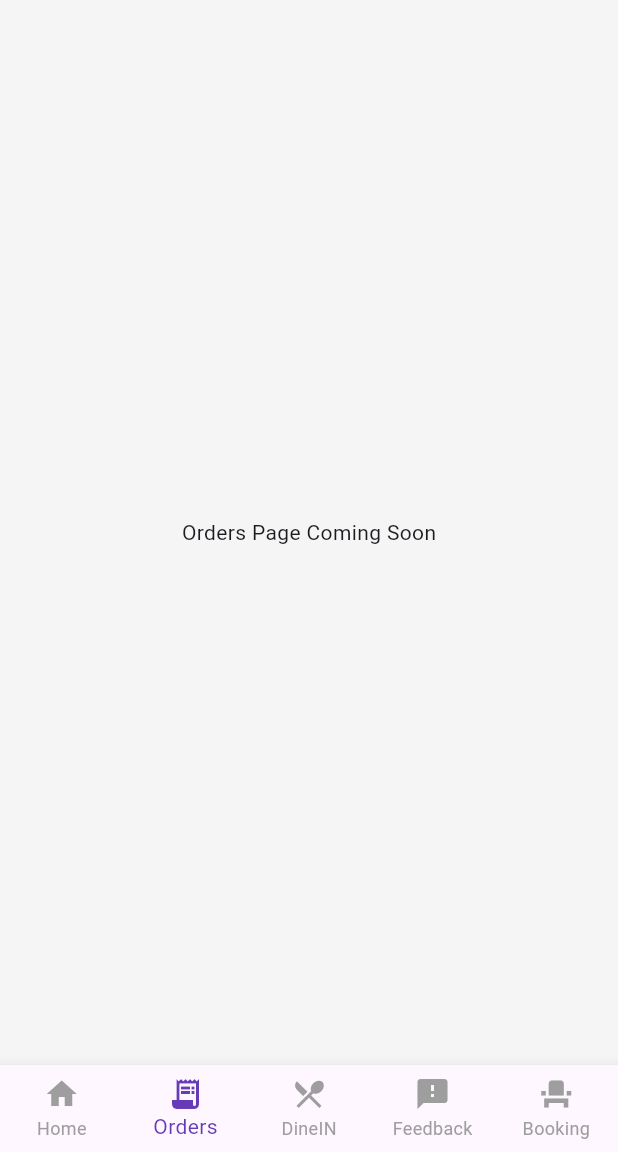
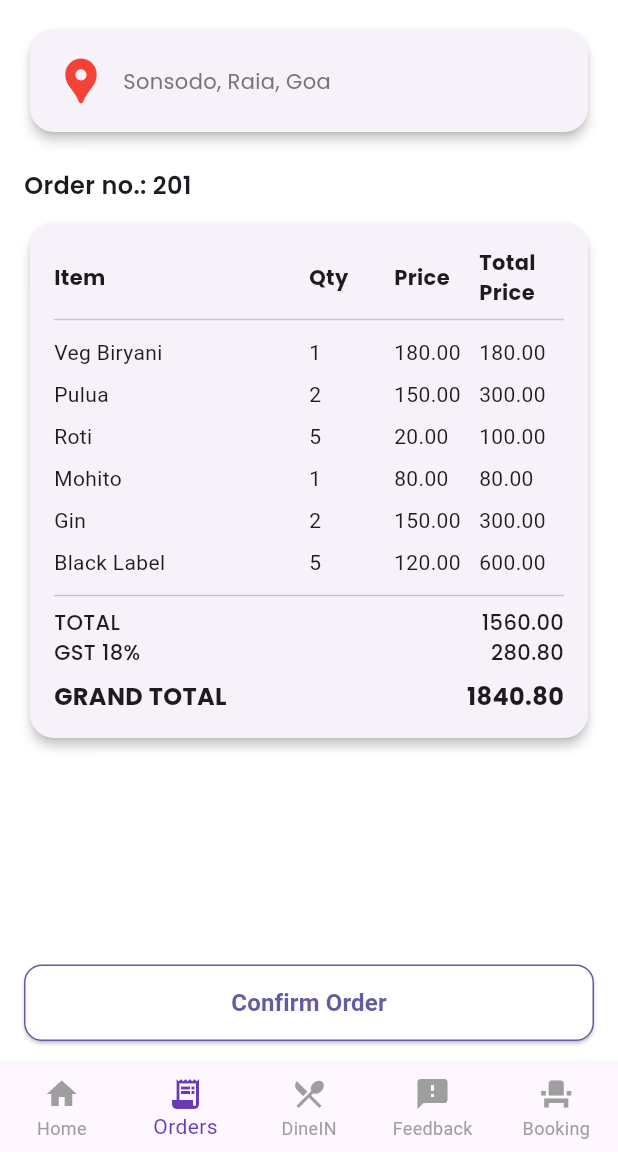
Before and after one commit to lifewalker16/Zaika, a Flutter app: the DashboardPage screen opened directly with empty values, item 2 of the bottom bar chosen, on a phone screen of 412 x 824 dp, the part 84-1236 px from its top. Run offline on Flutter 3.47's test engine with Material 3 defaults, Android fonts, the phone set to English and light mode, and no system bars; our stand-ins replace cloud_firestore, firebase_auth, firebase_core, geolocator, google_fonts, image_picker; accounts and stored records are empty.

Commit message:
order reciept

```diff
--- a/lib/components/dashboard_page.dart
+++ b/lib/components/dashboard_page.dart
@@ -5,6 +5,7 @@ import 'package:google_fonts/google_fonts.dart';
 import 'menu_page.dart';
 import 'booking_page.dart';
 import 'feedback_page.dart';
+import 'order_page.dart'; // ✅ Import OrderPage
 
 class DashboardPage extends StatefulWidget {
   final String userName;
@@ -23,7 +24,7 @@ class _DashboardPageState extends State<DashboardPage> {
       case 0:
         return _buildHomePage();
       case 1:
-        return const Center(child: Text("Orders Page Coming Soon"));
+        return const OrderPage(); // ✅ Navigate to OrderPage
       case 2:
         return const MenuPage();
       case 3:
@@ -187,11 +188,7 @@ class _DashboardPageState extends State<DashboardPage> {
             } else if (title == 'Book Table') {
               setState(() => _selectedIndex = 4); // Navigate to BookingPage
             } else if (title == 'Order Food') {
-              ScaffoldMessenger.of(context).showSnackBar(
-                const SnackBar(
-                  content: Text('Order Food feature coming soon!'),
-                ),
-              );
+              setState(() => _selectedIndex = 1); // ✅ Navigate to Orders
             }
           },
           borderRadius: BorderRadius.circular(16),
--- /dev/null
+++ b/lib/components/order_page.dart
@@ -0,0 +1,180 @@
+import 'package:flutter/material.dart';
+import 'package:google_fonts/google_fonts.dart';
+
+class OrderPage extends StatelessWidget {
+  const OrderPage({super.key});
+
+  @override
+  Widget build(BuildContext context) {
+    final orderItems = [
+      {'name': 'Veg Biryani', 'qty': 1, 'price': 180.0},
+      {'name': 'Pulua', 'qty': 2, 'price': 150.0},
+      {'name': 'Roti', 'qty': 5, 'price': 20.0},
+      {'name': 'Mohito', 'qty': 1, 'price': 80.0},
+      {'name': 'Gin', 'qty': 2, 'price': 150.0},
+      {'name': 'Black Label', 'qty': 5, 'price': 120.0},
+    ];
+
+    double total = orderItems.fold(
+        0, (sum, item) => sum + (item['qty'] as int) * (item['price'] as double));
+    double gst = total * 0.18;
+    double grandTotal = total + gst;
+
+    return Scaffold(
+      backgroundColor: Colors.white,
+      body: Padding(
+        padding: const EdgeInsets.all(16),
+        child: Column(
+          crossAxisAlignment: CrossAxisAlignment.start,
+          children: [
+            // Location Section
+            Card(
+              elevation: 3,
+              shape: RoundedRectangleBorder(
+                borderRadius: BorderRadius.circular(16),
+              ),
+              child: Padding(
+                padding: const EdgeInsets.all(16),
+                child: Row(
+                  children: [
+                    const Icon(Icons.location_pin, color: Colors.red, size: 36),
+                    const SizedBox(width: 10),
+                    Expanded(
+                      child: Column(
+                        crossAxisAlignment: CrossAxisAlignment.start,
+                        children: [
+                          Text("Sonsodo, Raia, Goa",
+                              style: GoogleFonts.poppins(
+                                  fontSize: 14, color: Colors.grey[600])),
+                        ],
+                      ),
+                    ),
+                  ],
+                ),
+              ),
+            ),
+            const SizedBox(height: 20),
+
+            // Order Details
+            Text(
+              "Order no.: 201",
+              style: GoogleFonts.poppins(
+                fontSize: 16,
+                fontWeight: FontWeight.w600,
+              ),
+            ),
+            const SizedBox(height: 10),
+
+            // Order Table
+            Card(
+              elevation: 3,
+              shape: RoundedRectangleBorder(
+                  borderRadius: BorderRadius.circular(16)),
+              child: Padding(
+                padding: const EdgeInsets.all(16),
+                child: Column(
+                  children: [
+                    _buildTableHeader(),
+                    const Divider(),
+                    ...orderItems.map((item) => _buildOrderRow(item)),
+                    const Divider(),
+                    _buildSummaryRow("TOTAL", total),
+                    _buildSummaryRow("GST 18%", gst),
+                    const SizedBox(height: 8),
+                    _buildSummaryRow("GRAND TOTAL", grandTotal, bold: true),
+                  ],
+                ),
+              ),
+            ),
+            const Spacer(),
+
+            // Confirm Order Button
+            SizedBox(
+              width: double.infinity,
+              child: ElevatedButton(
+                onPressed: () {},
+                style: ElevatedButton.styleFrom(
+                  backgroundColor: Colors.white,
+                  side: const BorderSide(color: Color(0xFF625D9F)),
+                  shape: RoundedRectangleBorder(
+                      borderRadius: BorderRadius.circular(12)),
+                  padding: const EdgeInsets.symmetric(vertical: 14),
+                ),
+                child: const Text(
+                  "Confirm Order",
+                  style: TextStyle(
+                    color: Color(0xFF625D9F),
+                    fontSize: 16,
+                    fontWeight: FontWeight.w600,
+                  ),
+                ),
+              ),
+            ),
+          ],
+        ),
+      ),
+    );
+  }
+
+  Widget _buildTableHeader() {
+    return Row(
+      mainAxisAlignment: MainAxisAlignment.spaceBetween,
+      children: [
+        _buildHeaderCell("Item", flex: 3),
+        _buildHeaderCell("Qty"),
+        _buildHeaderCell("Price"),
+        _buildHeaderCell("Total Price"),
+      ],
+    );
+  }
+
+  Widget _buildHeaderCell(String text, {int flex = 1}) {
+    return Expanded(
+      flex: flex,
+      child: Text(
+        text,
+        style: GoogleFonts.poppins(
+          fontWeight: FontWeight.bold,
+        ),
+      ),
+    );
+  }
+
+  Widget _buildOrderRow(Map<String, dynamic> item) {
+    double total = item['qty'] * item['price'];
+    return Padding(
+      padding: const EdgeInsets.symmetric(vertical: 4),
+      child: Row(
+        mainAxisAlignment: MainAxisAlignment.spaceBetween,
+        children: [
+          Expanded(flex: 3, child: Text(item['name'])),
+          Expanded(child: Text('${item['qty']}')),
+          Expanded(child: Text('${item['price'].toStringAsFixed(2)}')),
+          Expanded(child: Text('${total.toStringAsFixed(2)}')),
+        ],
+      ),
+    );
+  }
+
+  Widget _buildSummaryRow(String title, double value, {bool bold = false}) {
+    return Row(
+      mainAxisAlignment: MainAxisAlignment.spaceBetween,
+      children: [
+        Text(
+          title,
+          style: GoogleFonts.poppins(
+            fontWeight: bold ? FontWeight.bold : FontWeight.w500,
+            fontSize: bold ? 16 : 14,
+          ),
+        ),
+        Text(
+          value.toStringAsFixed(2),
+          style: GoogleFonts.poppins(
+            fontWeight: bold ? FontWeight.bold : FontWeight.w500,
+            fontSize: bold ? 16 : 14,
+          ),
+        ),
+      ],
+    );
+  }
+}
```
